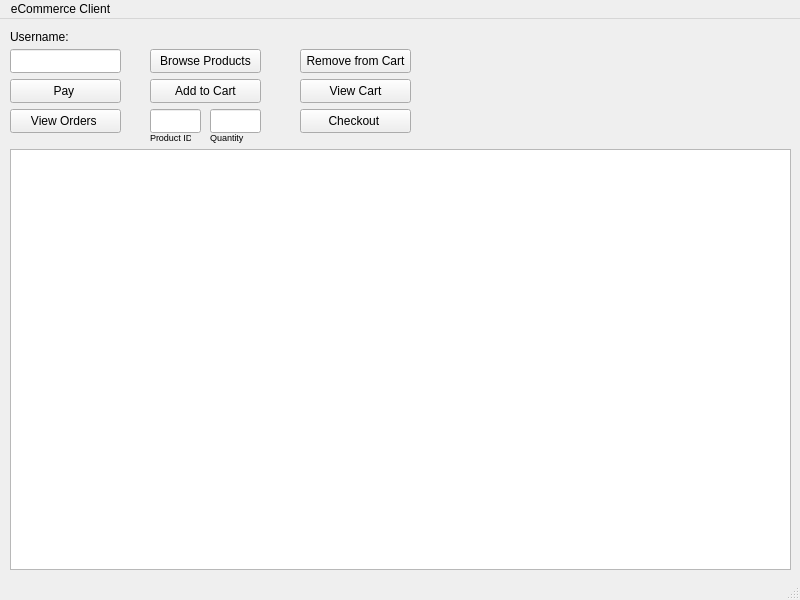
This is client/mainwindow.ui in NinoBleus/NetworkProgramming as Qt 5 draws it before an edit. The edited form follows.
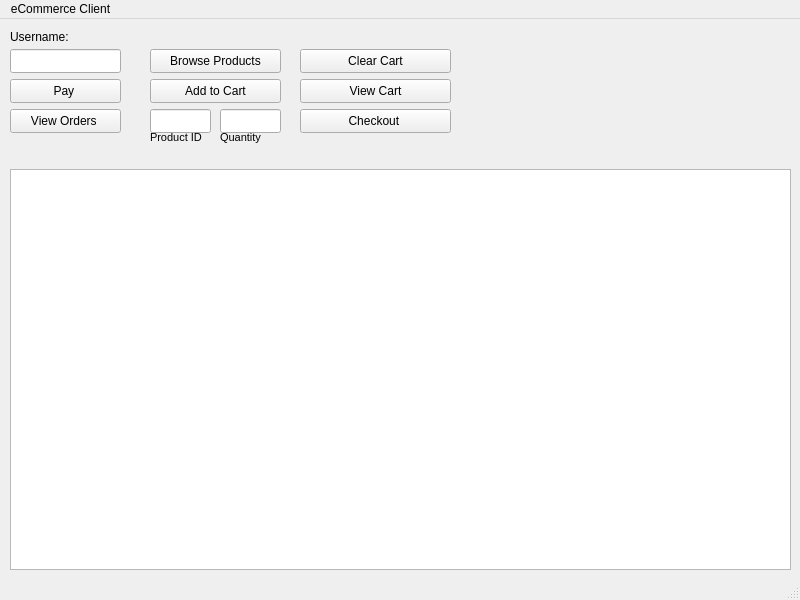
This is the edited form.

```diff
--- a/client/mainwindow.ui
+++ b/client/mainwindow.ui
@@ -42,7 +42,7 @@
      <rect>
       <x>150</x>
       <y>30</y>
-      <width>111</width>
+      <width>131</width>
       <height>24</height>
      </rect>
     </property>
@@ -55,7 +55,7 @@
      <rect>
       <x>150</x>
       <y>60</y>
-      <width>111</width>
+      <width>131</width>
       <height>24</height>
      </rect>
     </property>
@@ -68,7 +68,7 @@
      <rect>
       <x>300</x>
       <y>60</y>
-      <width>111</width>
+      <width>151</width>
       <height>24</height>
      </rect>
     </property>
@@ -81,7 +81,7 @@
      <rect>
       <x>300</x>
       <y>90</y>
-      <width>111</width>
+      <width>151</width>
       <height>24</height>
      </rect>
     </property>
@@ -120,7 +120,7 @@
      <rect>
       <x>150</x>
       <y>90</y>
-      <width>51</width>
+      <width>61</width>
       <height>24</height>
      </rect>
     </property>
@@ -128,9 +128,9 @@
    <widget class="QLineEdit" name="quantityLineEdit">
     <property name="geometry">
      <rect>
-      <x>210</x>
+      <x>220</x>
       <y>90</y>
-      <width>51</width>
+      <width>61</width>
       <height>24</height>
      </rect>
     </property>
@@ -140,13 +140,13 @@
      <rect>
       <x>150</x>
       <y>110</y>
-      <width>41</width>
+      <width>61</width>
       <height>16</height>
      </rect>
     </property>
     <property name="font">
      <font>
-      <pointsize>7</pointsize>
+      <pointsize>8</pointsize>
      </font>
     </property>
     <property name="text">
@@ -156,7 +156,7 @@
    <widget class="QLabel" name="Username_3">
     <property name="geometry">
      <rect>
-      <x>210</x>
+      <x>220</x>
       <y>110</y>
       <width>51</width>
       <height>16</height>
@@ -164,7 +164,7 @@
     </property>
     <property name="font">
      <font>
-      <pointsize>7</pointsize>
+      <pointsize>8</pointsize>
      </font>
     </property>
     <property name="text">
@@ -175,9 +175,9 @@
     <property name="geometry">
      <rect>
       <x>10</x>
-      <y>130</y>
+      <y>150</y>
       <width>781</width>
-      <height>421</height>
+      <height>401</height>
      </rect>
     </property>
     <property name="tabletTracking">
@@ -189,12 +189,12 @@
      <rect>
       <x>300</x>
       <y>30</y>
-      <width>111</width>
+      <width>151</width>
       <height>24</height>
      </rect>
     </property>
     <property name="text">
-     <string>Remove from Cart</string>
+     <string>Clear Cart</string>
     </property>
    </widget>
   </widget>
```
Left out of the diff: 2 changed lines with no effect on the pictures.
